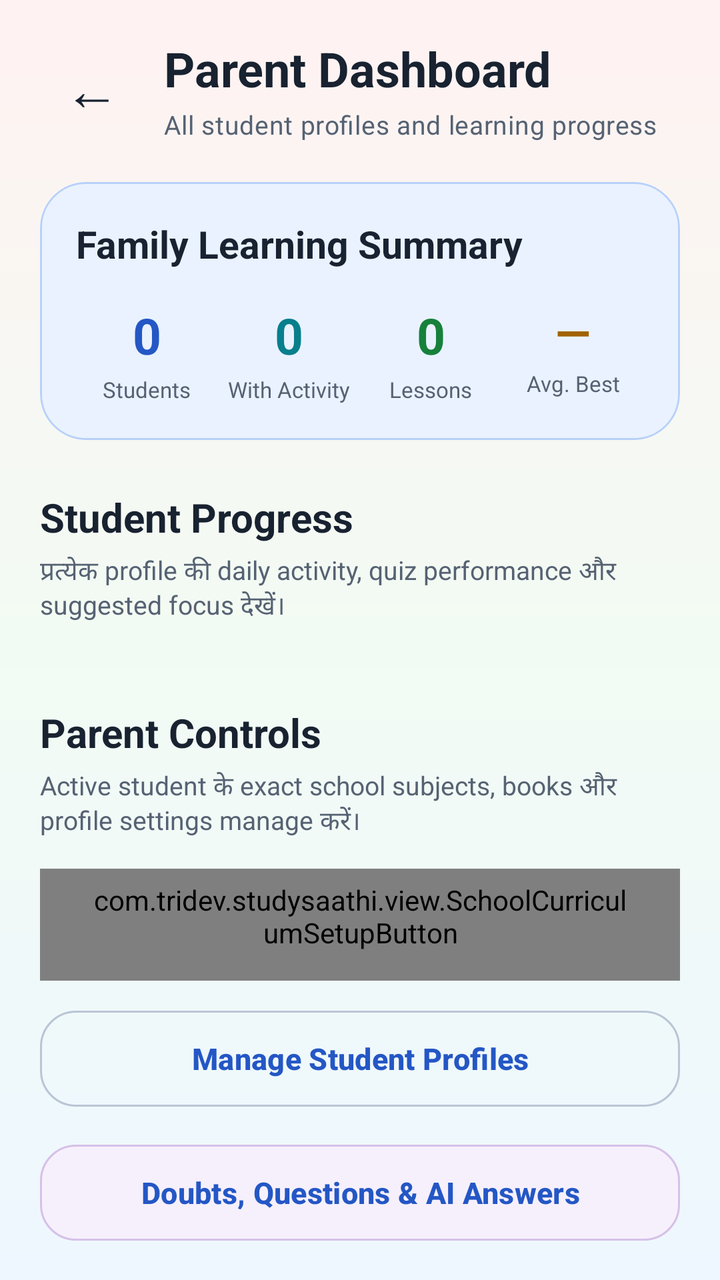
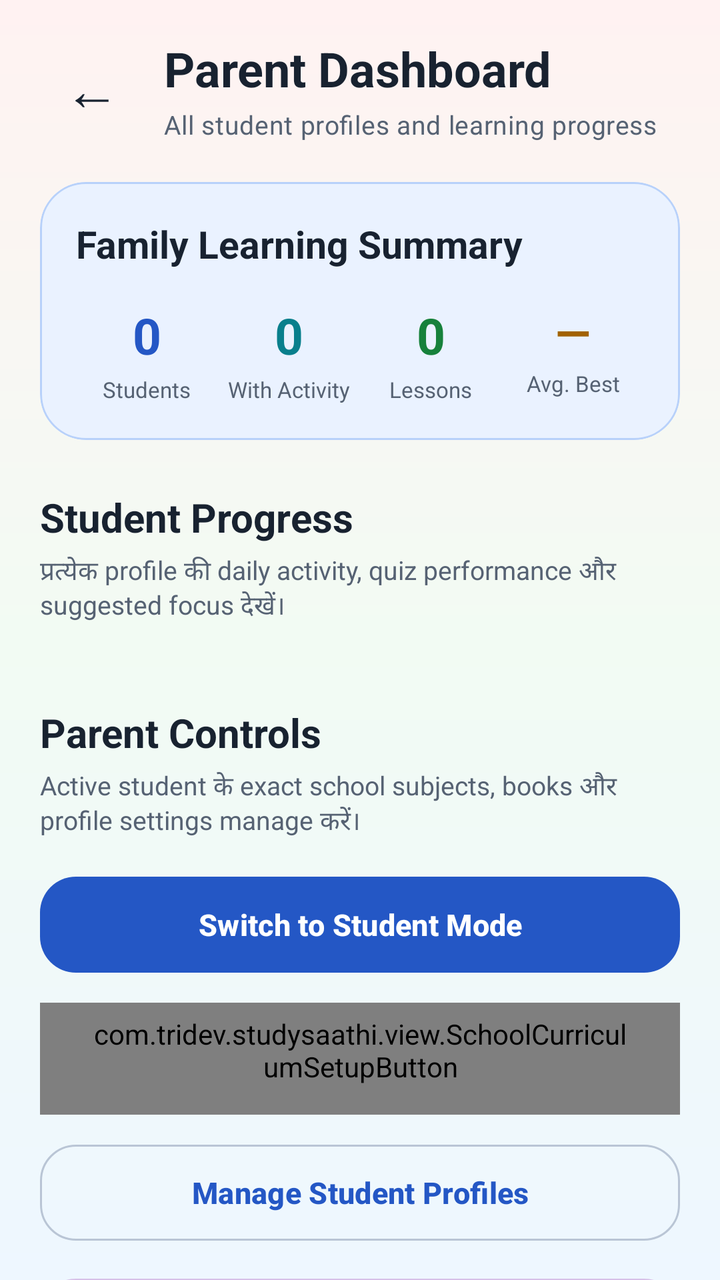

The first picture is an Android layout as it rendered before a commit; the second is the same layout after the commit. The layout source and the unified diff follow.
<!-- AndroidManifest.xml: application theme Theme.StudySaathi -->
<!-- res/layout/activity_parent_dashboard.xml -->
<?xml version="1.0" encoding="utf-8"?>
<androidx.coordinatorlayout.widget.CoordinatorLayout xmlns:android="http://schemas.android.com/apk/res/android"
    xmlns:app="http://schemas.android.com/apk/res-auto"
    android:id="@+id/parentDashboardRoot"
    android:layout_width="match_parent"
    android:layout_height="match_parent"
    android:background="@drawable/bg_app_soft_mix">

    <androidx.core.widget.NestedScrollView
        android:id="@+id/contentParentDashboard"
        android:layout_width="match_parent"
        android:layout_height="match_parent"
        android:clipToPadding="false"
        android:fillViewport="true"
        android:overScrollMode="never">

        <LinearLayout
            android:layout_width="match_parent"
            android:layout_height="wrap_content"
            android:orientation="vertical"
            android:paddingStart="20dp"
            android:paddingTop="18dp"
            android:paddingEnd="20dp"
            android:paddingBottom="38dp">

            <LinearLayout
                android:layout_width="match_parent"
                android:layout_height="wrap_content"
                android:gravity="center_vertical"
                android:orientation="horizontal">

                <com.google.android.material.button.MaterialButton
                    android:id="@+id/buttonBack"
                    style="@style/Widget.Material3.Button.TextButton"
                    android:layout_width="52dp"
                    android:layout_height="52dp"
                    android:contentDescription="@string/back"
                    android:insetLeft="0dp"
                    android:insetTop="0dp"
                    android:insetRight="0dp"
                    android:insetBottom="0dp"
                    android:minWidth="0dp"
                    android:text="←"
                    android:textColor="@color/ss_text_primary"
                    android:textSize="28sp"
                    app:cornerRadius="16dp" />

                <LinearLayout
                    android:layout_width="0dp"
                    android:layout_height="wrap_content"
                    android:layout_marginStart="10dp"
                    android:layout_weight="1"
                    android:orientation="vertical">

                    <TextView
                        style="@style/TextAppearance.StudySaathi.Heading"
                        android:layout_width="match_parent"
                        android:layout_height="wrap_content"
                        android:text="@string/parent_dashboard_title"
                        android:textSize="24sp" />

                    <TextView
                        android:id="@+id/textParentDashboardSubtitle"
                        style="@style/TextAppearance.StudySaathi.Body"
                        android:layout_width="match_parent"
                        android:layout_height="wrap_content"
                        android:layout_marginTop="3dp"
                        android:text="@string/parent_dashboard_subtitle"
                        android:textSize="13sp" />

                </LinearLayout>

            </LinearLayout>

            <com.google.android.material.card.MaterialCardView
                android:layout_width="match_parent"
                android:layout_height="wrap_content"
                android:layout_marginTop="20dp"
                app:cardBackgroundColor="@color/ss_blue_soft"
                app:cardCornerRadius="23dp"
                app:cardElevation="0dp"
                app:strokeColor="@color/ss_blue_border"
                app:strokeWidth="1dp">

                <LinearLayout
                    android:layout_width="match_parent"
                    android:layout_height="wrap_content"
                    android:orientation="vertical"
                    android:padding="18dp">

                    <TextView
                        android:layout_width="match_parent"
                        android:layout_height="wrap_content"
                        android:fontFamily="sans-serif-rounded"
                        android:text="@string/parent_family_summary"
                        android:textColor="@color/ss_text_primary"
                        android:textSize="19sp"
                        android:textStyle="bold" />

                    <LinearLayout
                        android:layout_width="match_parent"
                        android:layout_height="wrap_content"
                        android:layout_marginTop="16dp"
                        android:baselineAligned="false"
                        android:orientation="horizontal">

                        <LinearLayout
                            android:layout_width="0dp"
                            android:layout_height="wrap_content"
                            android:layout_weight="1"
                            android:gravity="center"
                            android:orientation="vertical">

                            <TextView
                                android:id="@+id/textParentTotalStudents"
                                android:layout_width="wrap_content"
                                android:layout_height="wrap_content"
                                android:fontFamily="sans-serif-rounded"
                                android:text="0"
                                android:textColor="@color/ss_primary"
                                android:textSize="25sp"
                                android:textStyle="bold" />

                            <TextView
                                android:layout_width="wrap_content"
                                android:layout_height="wrap_content"
                                android:layout_marginTop="3dp"
                                android:gravity="center"
                                android:text="@string/parent_total_students"
                                android:textColor="@color/ss_text_secondary"
                                android:textSize="11sp" />

                        </LinearLayout>

                        <LinearLayout
                            android:layout_width="0dp"
                            android:layout_height="wrap_content"
                            android:layout_weight="1"
                            android:gravity="center"
                            android:orientation="vertical">

                            <TextView
                                android:id="@+id/textParentProfilesWithActivity"
                                android:layout_width="wrap_content"
                                android:layout_height="wrap_content"
                                android:fontFamily="sans-serif-rounded"
                                android:text="0"
                                android:textColor="@color/ss_secondary"
                                android:textSize="25sp"
                                android:textStyle="bold" />

                            <TextView
                                android:layout_width="wrap_content"
                                android:layout_height="wrap_content"
                                android:layout_marginTop="3dp"
                                android:gravity="center"
                                android:text="@string/parent_profiles_with_activity"
                                android:textColor="@color/ss_text_secondary"
                                android:textSize="11sp" />

                        </LinearLayout>

                        <LinearLayout
                            android:layout_width="0dp"
                            android:layout_height="wrap_content"
                            android:layout_weight="1"
                            android:gravity="center"
                            android:orientation="vertical">

                            <TextView
                                android:id="@+id/textParentCompletedLessons"
                                android:layout_width="wrap_content"
                                android:layout_height="wrap_content"
                                android:fontFamily="sans-serif-rounded"
                                android:text="0"
                                android:textColor="@color/ss_success"
                                android:textSize="25sp"
                                android:textStyle="bold" />

                            <TextView
                                android:layout_width="wrap_content"
                                android:layout_height="wrap_content"
                                android:layout_marginTop="3dp"
                                android:gravity="center"
                                android:text="@string/parent_total_lessons"
                                android:textColor="@color/ss_text_secondary"
                                android:textSize="11sp" />

                        </LinearLayout>

                        <LinearLayout
                            android:layout_width="0dp"
                            android:layout_height="wrap_content"
                            android:layout_weight="1"
                            android:gravity="center"
                            android:orientation="vertical">

                            <TextView
                                android:id="@+id/textParentAverageBestScore"
                                android:layout_width="wrap_content"
                                android:layout_height="wrap_content"
                                android:fontFamily="sans-serif-rounded"
                                android:text="—"
                                android:textColor="@color/ss_warning"
                                android:textSize="23sp"
                                android:textStyle="bold" />

                            <TextView
                                android:layout_width="wrap_content"
                                android:layout_height="wrap_content"
                                android:layout_marginTop="3dp"
                                android:gravity="center"
                                android:text="@string/parent_average_best_score"
                                android:textColor="@color/ss_text_secondary"
                                android:textSize="11sp" />

                        </LinearLayout>

                    </LinearLayout>

                </LinearLayout>

            </com.google.android.material.card.MaterialCardView>

            <TextView
                android:layout_width="match_parent"
                android:layout_height="wrap_content"
                android:layout_marginTop="25dp"
                android:fontFamily="sans-serif-rounded"
                android:text="@string/parent_student_progress"
                android:textColor="@color/ss_text_primary"
                android:textSize="20sp"
                android:textStyle="bold" />

            <TextView
                android:layout_width="match_parent"
                android:layout_height="wrap_content"
                android:layout_marginTop="4dp"
                android:text="@string/parent_student_progress_description"
                android:textColor="@color/ss_text_secondary"
                android:textSize="13sp" />

            <androidx.recyclerview.widget.RecyclerView
                android:id="@+id/recyclerParentProfiles"
                android:layout_width="match_parent"
                android:layout_height="wrap_content"
                android:layout_marginTop="14dp"
                android:clipToPadding="false"
                android:nestedScrollingEnabled="false"
                android:overScrollMode="never" />

            <com.google.android.material.card.MaterialCardView
                android:id="@+id/cardParentEmpty"
                android:layout_width="match_parent"
                android:layout_height="wrap_content"
                android:layout_marginTop="16dp"
                android:visibility="gone"
                app:cardBackgroundColor="@color/ss_surface"
                app:cardCornerRadius="21dp"
                app:cardElevation="0dp"
                app:strokeColor="@color/ss_outline"
                app:strokeWidth="1dp">

                <LinearLayout
                    android:layout_width="match_parent"
                    android:layout_height="wrap_content"
                    android:gravity="center"
                    android:orientation="vertical"
                    android:padding="24dp">

                    <TextView
                        android:layout_width="match_parent"
                        android:layout_height="wrap_content"
                        android:gravity="center"
                        android:text="@string/parent_no_profiles_title"
                        android:textColor="@color/ss_text_primary"
                        android:textSize="18sp"
                        android:textStyle="bold" />

                    <TextView
                        android:layout_width="match_parent"
                        android:layout_height="wrap_content"
                        android:layout_marginTop="7dp"
                        android:gravity="center"
                        android:text="@string/parent_no_profiles_description"
                        android:textColor="@color/ss_text_secondary"
                        android:textSize="13sp" />

                </LinearLayout>

            </com.google.android.material.card.MaterialCardView>

            <TextView
                android:layout_width="match_parent"
                android:layout_height="wrap_content"
                android:layout_marginTop="26dp"
                android:fontFamily="sans-serif-rounded"
                android:text="Parent Controls"
                android:textColor="@color/ss_text_primary"
                android:textSize="20sp"
                android:textStyle="bold" />

            <TextView
                android:layout_width="match_parent"
                android:layout_height="wrap_content"
                android:layout_marginTop="4dp"
                android:text="Active student के exact school subjects, books और profile settings manage करें।"
                android:textColor="@color/ss_text_secondary"
                android:textSize="13sp" />

            <com.tridev.studysaathi.view.SchoolCurriculumSetupButton
                android:id="@+id/buttonOpenSchoolCurriculumSetup"
                style="@style/Widget.StudySaathi.Button.Outlined"
                android:layout_width="match_parent"
                android:layout_height="wrap_content"
                android:layout_marginTop="14dp"
                android:gravity="center"
                android:text="School Curriculum Setup"
                android:textAllCaps="false"
                android:textSize="15sp"
                app:backgroundTint="@color/ss_teal_soft"
                app:strokeColor="@color/ss_teal_border" />

            <com.google.android.material.button.MaterialButton
                android:id="@+id/buttonManageParentProfiles"
                style="@style/Widget.StudySaathi.Button.Outlined"
                android:layout_width="match_parent"
                android:layout_height="wrap_content"
                android:layout_marginTop="11dp"
                android:text="@string/parent_manage_profiles"
                android:textAllCaps="false"
                android:textSize="15sp" />

            <com.google.android.material.button.MaterialButton
                android:id="@+id/buttonParentDoubtInsights"
                style="@style/Widget.StudySaathi.Button.Outlined"
                android:layout_width="match_parent"
                android:layout_height="wrap_content"
                android:layout_marginTop="11dp"
                android:text="@string/parent_doubt_insights"
                android:textAllCaps="false"
                android:textSize="15sp"
                app:backgroundTint="@color/ss_purple_soft"
                app:strokeColor="@color/ss_purple_border" />

        </LinearLayout>

    </androidx.core.widget.NestedScrollView>

    <com.google.android.material.progressindicator.CircularProgressIndicator
        android:id="@+id/progressParentDashboard"
        android:layout_width="48dp"
        android:layout_height="48dp"
        android:layout_gravity="center"
        android:visibility="gone"
        app:indicatorColor="@color/ss_primary"
        app:indicatorSize="48dp"
        app:trackColor="@color/ss_blue_soft"
        app:trackThickness="5dp" />

</androidx.coordinatorlayout.widget.CoordinatorLayout>
<!-- resources referenced by this layout -->
<resources>
  <color name="ss_blue_border">#B8D1FA</color>
  <color name="ss_blue_soft">#EAF2FF</color>
  <color name="ss_outline">#D6DEE9</color>
  <color name="ss_primary">#2457C5</color>
  <color name="ss_purple_border">#D6C0E8</color>
  <color name="ss_purple_soft">#F6F0FC</color>
  <color name="ss_secondary">#087F8C</color>
  <color name="ss_success">#16813B</color>
  <color name="ss_surface">#FFFFFF</color>
  <color name="ss_teal_border">#B4DCDC</color>
  <color name="ss_teal_soft">#EAF8F8</color>
  <color name="ss_text_primary">#182230</color>
  <color name="ss_text_secondary">#566273</color>
  <color name="ss_warning">#A26300</color>
  <string name="back">Back</string>
  <string name="parent_average_best_score">
          Avg. Best
      </string>
  <string name="parent_dashboard_subtitle">
          All student profiles and learning progress
      </string>
  <string name="parent_dashboard_title">
          Parent Dashboard
      </string>
  <string name="parent_doubt_insights">
          Doubts, Questions &amp; AI Answers
      </string>
  <string name="parent_family_summary">
          Family Learning Summary
      </string>
  <string name="parent_manage_profiles">
          Manage Student Profiles
      </string>
  <string name="parent_no_profiles_description">
          Parent Dashboard इस्तेमाल करने के लिए पहले student profile बनाएँ।
      </string>
  <string name="parent_no_profiles_title">
          No student profiles
      </string>
  <string name="parent_profiles_with_activity">
          With Activity
      </string>
  <string name="parent_student_progress">
          Student Progress
      </string>
  <string name="parent_student_progress_description">
          प्रत्येक profile की daily activity, quiz performance और suggested focus देखें।
      </string>
  <string name="parent_total_lessons">
          Lessons
      </string>
  <string name="parent_total_students">
          Students
      </string>
  <style name="TextAppearance.StudySaathi.Body" parent="TextAppearance.Material3.BodyMedium">
          <item name="android:fontFamily">sans-serif</item>
          <item name="fontFamily">sans-serif</item>
          <item name="android:textColor">@color/ss_text_secondary</item>
      </style>
  <style name="TextAppearance.StudySaathi.Heading" parent="TextAppearance.Material3.HeadlineSmall">
          <item name="android:fontFamily">sans-serif-rounded</item>
          <item name="fontFamily">sans-serif-rounded</item>
          <item name="android:textStyle">bold</item>
          <item name="android:textColor">@color/ss_text_primary</item>
      </style>
  <color name="ss_outline_strong">#B9C5D5</color>
  <color name="ss_on_primary">#FFFFFF</color>
  <color name="ss_primary_dark">#173F99</color>
  <color name="ss_on_secondary">#FFFFFF</color>
  <color name="ss_tertiary">#8A5A00</color>
  <color name="ss_on_tertiary">#FFFFFF</color>
  <color name="ss_yellow_soft">#FFF8E8</color>
  <color name="ss_background">#F7F9FC</color>
  <color name="ss_surface_soft">#F0F4FA</color>
  <color name="ss_error">#BA1A1A</color>
  <color name="white">#FFFFFFFF</color>
  <color name="ss_red_soft">#FFF0F0</color>
  <!-- unchanged entries left out for length: 3 -->
</resources>

<!-- the commit's change to res/layout/activity_parent_dashboard.xml (unified diff, before → after) -->
@@ -308,12 +308,22 @@
                 android:textColor="@color/ss_text_secondary"
                 android:textSize="13sp" />
 
+            <com.google.android.material.button.MaterialButton
+                android:id="@+id/buttonSwitchToStudentMode"
+                style="@style/Widget.StudySaathi.Button.Primary"
+                android:layout_width="match_parent"
+                android:layout_height="wrap_content"
+                android:layout_marginTop="14dp"
+                android:text="Switch to Student Mode"
+                android:textAllCaps="false"
+                android:textSize="15sp" />
+
             <com.tridev.studysaathi.view.SchoolCurriculumSetupButton
                 android:id="@+id/buttonOpenSchoolCurriculumSetup"
                 style="@style/Widget.StudySaathi.Button.Outlined"
                 android:layout_width="match_parent"
                 android:layout_height="wrap_content"
-                android:layout_marginTop="14dp"
+                android:layout_marginTop="11dp"
                 android:gravity="center"
                 android:text="School Curriculum Setup"
                 android:textAllCaps="false"
@@ -342,6 +352,73 @@
                 android:textSize="15sp"
                 app:backgroundTint="@color/ss_purple_soft"
                 app:strokeColor="@color/ss_purple_border" />
+
+            <com.google.android.material.button.MaterialButton
+                android:id="@+id/buttonParentSettingsGoals"
+                style="@style/Widget.StudySaathi.Button.Outlined"
+                android:layout_width="match_parent"
+                android:layout_height="wrap_content"
+                android:layout_marginTop="11dp"
+                android:text="App Settings &amp; Daily Goals"
+                android:textAllCaps="false"
+                android:textSize="15sp"
+                app:backgroundTint="@color/ss_green_soft"
+                app:strokeColor="@color/ss_green_border" />
+
+            <com.google.android.material.button.MaterialButton
+                android:id="@+id/buttonParentReminders"
+                style="@style/Widget.StudySaathi.Button.Outlined"
+                android:layout_width="match_parent"
+                android:layout_height="wrap_content"
+                android:layout_marginTop="11dp"
+                android:text="Manage Study Reminders"
+                android:textAllCaps="false"
+                android:textSize="15sp"
+                app:backgroundTint="@color/ss_yellow_soft"
+                app:strokeColor="@color/ss_yellow_border" />
+
+            <TextView
+                android:layout_width="match_parent"
+                android:layout_height="wrap_content"
+                android:layout_marginTop="22dp"
+                android:text="ACCOUNT, BACKUP &amp; SAFETY"
+                android:textColor="@color/ss_text_muted"
+                android:textSize="12sp"
+                android:textStyle="bold" />
+
+            <com.google.android.material.button.MaterialButton
+                android:id="@+id/buttonParentLocalBackup"
+                style="@style/Widget.StudySaathi.Button.Outlined"
+                android:layout_width="match_parent"
+                android:layout_height="wrap_content"
+                android:layout_marginTop="10dp"
+                android:text="Create Local Backup"
+                android:textAllCaps="false"
+                android:textSize="15sp"
+                app:backgroundTint="@color/ss_blue_soft"
+                app:strokeColor="@color/ss_blue_border" />
+
+            <com.google.android.material.button.MaterialButton
+                android:id="@+id/buttonParentRestoreImport"
+                style="@style/Widget.StudySaathi.Button.Outlined"
+                android:layout_width="match_parent"
+                android:layout_height="wrap_content"
+                android:layout_marginTop="11dp"
+                android:text="Restore Backup &amp; Import"
+                android:textAllCaps="false"
+                android:textSize="15sp"
+                app:backgroundTint="@color/ss_red_soft"
+                app:strokeColor="@color/ss_red_border" />
+
+            <com.google.android.material.button.MaterialButton
+                android:id="@+id/buttonParentCloudAccount"
+                style="@style/Widget.StudySaathi.Button.Primary"
+                android:layout_width="match_parent"
+                android:layout_height="wrap_content"
+                android:layout_marginTop="11dp"
+                android:text="Cloud Account, Sync &amp; Deletion"
+                android:textAllCaps="false"
+                android:textSize="15sp" />
 
         </LinearLayout>
 
<!-- resource entries referenced after the edit -->
@@ -2,18 +2,23 @@
 <resources>
   <color name="ss_blue_border">#B8D1FA</color>
   <color name="ss_blue_soft">#EAF2FF</color>
+  <color name="ss_green_border">#B7DEC2</color>
+  <color name="ss_green_soft">#ECF8F0</color>
   <color name="ss_outline">#D6DEE9</color>
   <color name="ss_primary">#2457C5</color>
   <color name="ss_purple_border">#D6C0E8</color>
   <color name="ss_purple_soft">#F6F0FC</color>
+  <color name="ss_red_border">#E9BDBD</color>
   <color name="ss_secondary">#087F8C</color>
   <color name="ss_success">#16813B</color>
   <color name="ss_surface">#FFFFFF</color>
   <color name="ss_teal_border">#B4DCDC</color>
   <color name="ss_teal_soft">#EAF8F8</color>
+  <color name="ss_text_muted">#7B8797</color>
   <color name="ss_text_primary">#182230</color>
   <color name="ss_text_secondary">#566273</color>
   <color name="ss_warning">#A26300</color>
+  <color name="ss_yellow_border">#E8D49B</color>
   <string name="back">Back</string>
   <string name="parent_average_best_score">
           Avg. Best
@@ -65,6 +70,13 @@
           <item name="android:textStyle">bold</item>
           <item name="android:textColor">@color/ss_text_primary</item>
       </style>
+  <style name="Widget.StudySaathi.Button.Primary" parent="Widget.Material3.Button">
+          <item name="cornerRadius">18dp</item>
+          <item name="android:minHeight">56dp</item>
+          <item name="android:textStyle">bold</item>
+          <item name="backgroundTint">@color/ss_primary</item>
+          <item name="android:textColor">@color/ss_on_primary</item>
+      </style>
   <color name="ss_outline_strong">#B9C5D5</color>
   <color name="ss_on_primary">#FFFFFF</color>
   <color name="ss_primary_dark">#173F99</color>
